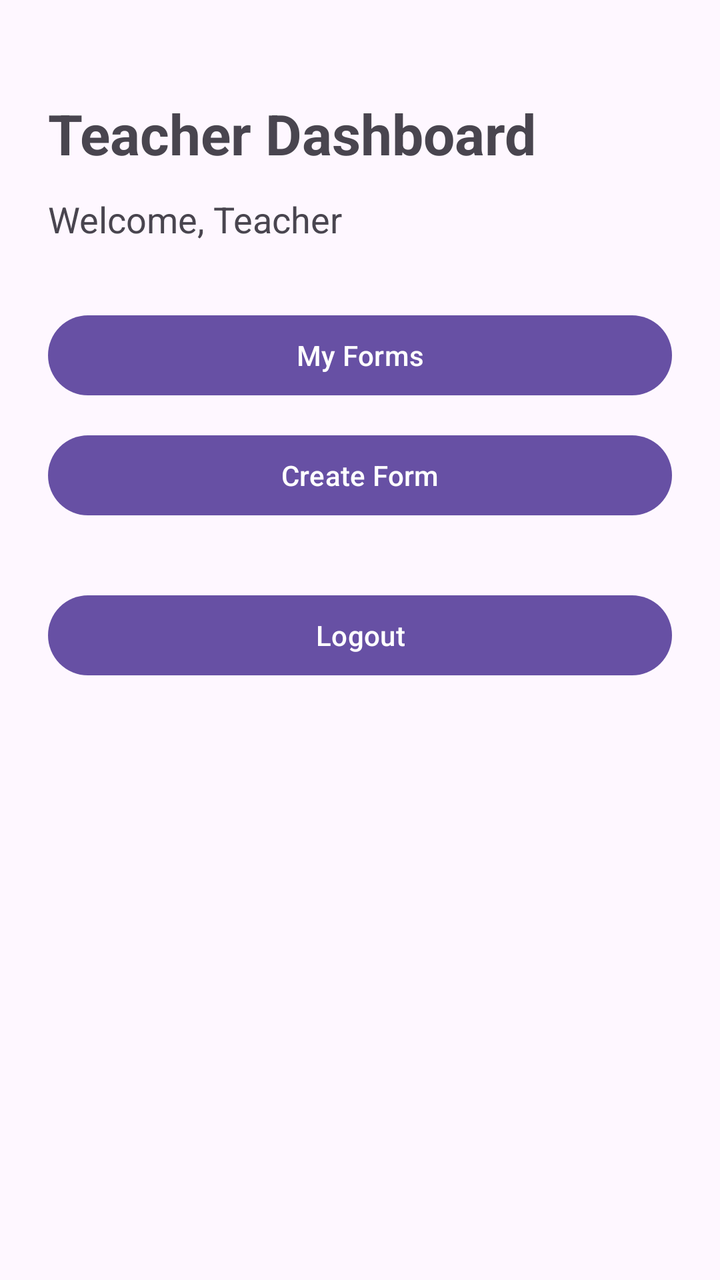
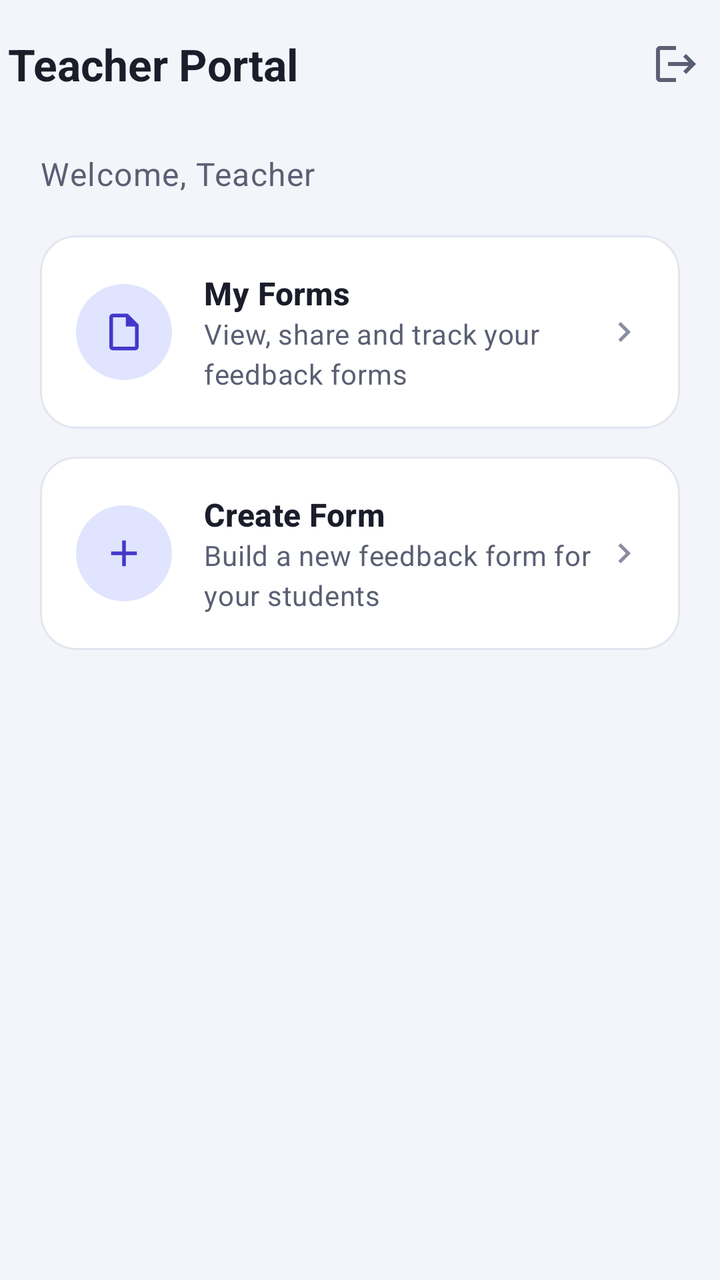

The first picture is an Android layout as it rendered before a commit; the second is the same layout after the commit. The layout source and the unified diff follow.
<!-- AndroidManifest.xml: application theme Theme.FeedbackManagement -->
<!-- res/layout/activity_teacher_dashboard.xml -->
<?xml version="1.0" encoding="utf-8"?>
<LinearLayout xmlns:android="http://schemas.android.com/apk/res/android"
    android:layout_width="match_parent"
    android:layout_height="match_parent"
    android:orientation="vertical"
    android:padding="24dp">

    <TextView
        android:layout_width="wrap_content"
        android:layout_height="wrap_content"
        android:text="Teacher Dashboard"
        android:textSize="28sp"
        android:textStyle="bold"
        android:layout_marginTop="24dp" />

    <TextView
        android:id="@+id/welcomeText"
        android:layout_width="wrap_content"
        android:layout_height="wrap_content"
        android:text="Welcome, Teacher"
        android:textSize="18sp"
        android:layout_marginTop="12dp"
        android:layout_marginBottom="32dp" />

    <Button
        android:id="@+id/myFormsButton"
        android:layout_width="match_parent"
        android:layout_height="wrap_content"
        android:text="My Forms" />

    <Button
        android:id="@+id/createFormButton"
        android:layout_width="match_parent"
        android:layout_height="wrap_content"
        android:text="Create Form"
        android:layout_marginTop="12dp" />

    <Button
        android:id="@+id/logoutButton"
        android:layout_width="match_parent"
        android:layout_height="wrap_content"
        android:text="Logout"
        android:layout_marginTop="32dp" />

</LinearLayout>
<!-- resources referenced by this layout -->
<resources>
  <style name="Base.Theme.FeedbackManagement" parent="Theme.Material3.DayNight.NoActionBar">
          
          
      </style>
  <!-- unchanged entries left out for length: 1 -->
</resources>

<!-- the commit's change to res/layout/activity_teacher_dashboard.xml (unified diff, before → after) -->
@@ -1,45 +1,176 @@
 <?xml version="1.0" encoding="utf-8"?>
 <LinearLayout xmlns:android="http://schemas.android.com/apk/res/android"
+    xmlns:app="http://schemas.android.com/apk/res-auto"
     android:layout_width="match_parent"
     android:layout_height="match_parent"
     android:orientation="vertical"
-    android:padding="24dp">
+    android:background="@color/neutral_background">
 
-    <TextView
-        android:layout_width="wrap_content"
-        android:layout_height="wrap_content"
-        android:text="Teacher Dashboard"
-        android:textSize="28sp"
-        android:textStyle="bold"
-        android:layout_marginTop="24dp" />
+    <com.google.android.material.appbar.MaterialToolbar
+        android:id="@+id/toolbar"
+        android:layout_width="match_parent"
+        android:layout_height="?attr/actionBarSize"
+        app:title="Teacher Portal"
+        app:titleTextAppearance="@style/TextAppearance.Feedback.ToolbarTitle">
 
-    <TextView
-        android:id="@+id/welcomeText"
-        android:layout_width="wrap_content"
-        android:layout_height="wrap_content"
-        android:text="Welcome, Teacher"
-        android:textSize="18sp"
-        android:layout_marginTop="12dp"
-        android:layout_marginBottom="32dp" />
+        <ImageButton
+            android:id="@+id/logoutButton"
+            android:layout_width="44dp"
+            android:layout_height="44dp"
+            android:layout_gravity="end|center_vertical"
+            android:background="?attr/selectableItemBackgroundBorderless"
+            android:src="@drawable/ic_logout"
+            app:tint="@color/text_secondary"
+            android:contentDescription="Logout" />
+    </com.google.android.material.appbar.MaterialToolbar>
 
-    <Button
-        android:id="@+id/myFormsButton"
+    <androidx.core.widget.NestedScrollView
         android:layout_width="match_parent"
-        android:layout_height="wrap_content"
-        android:text="My Forms" />
+        android:layout_height="match_parent">
 
-    <Button
-        android:id="@+id/createFormButton"
-        android:layout_width="match_parent"
-        android:layout_height="wrap_content"
-        android:text="Create Form"
-        android:layout_marginTop="12dp" />
+        <LinearLayout
+            android:layout_width="match_parent"
+            android:layout_height="wrap_content"
+            android:orientation="vertical"
+            android:paddingHorizontal="20dp"
+            android:paddingTop="4dp"
+            android:paddingBottom="24dp">
 
-    <Button
-        android:id="@+id/logoutButton"
-        android:layout_width="match_parent"
-        android:layout_height="wrap_content"
-        android:text="Logout"
-        android:layout_marginTop="32dp" />
+            <TextView
+                android:id="@+id/welcomeText"
+                android:layout_width="match_parent"
+                android:layout_height="wrap_content"
+                android:layout_marginTop="8dp"
+                android:text="Welcome, Teacher"
+                android:textAppearance="@style/TextAppearance.Feedback.Subtitle" />
+
+            <com.google.android.material.card.MaterialCardView
+                android:id="@+id/myFormsButton"
+                android:layout_width="match_parent"
+                android:layout_height="wrap_content"
+                android:layout_marginTop="20dp"
+                android:clickable="true"
+                android:focusable="true"
+                app:cardCornerRadius="18dp"
+                app:cardElevation="0dp"
+                app:strokeColor="@color/neutral_outline"
+                app:strokeWidth="1dp"
+                app:rippleColor="@color/brand_primary_container">
+
+                <LinearLayout
+                    android:layout_width="match_parent"
+                    android:layout_height="wrap_content"
+                    android:orientation="horizontal"
+                    android:gravity="center_vertical"
+                    android:padding="18dp">
+
+                    <FrameLayout
+                        android:layout_width="48dp"
+                        android:layout_height="48dp"
+                        android:background="@drawable/bg_circle_primary_container">
+
+                        <ImageView
+                            android:layout_width="22dp"
+                            android:layout_height="22dp"
+                            android:layout_gravity="center"
+                            android:src="@drawable/ic_description"
+                            app:tint="?attr/colorPrimary"
+                            android:contentDescription="@null" />
+                    </FrameLayout>
+
+                    <LinearLayout
+                        android:layout_width="0dp"
+                        android:layout_height="wrap_content"
+                        android:layout_weight="1"
+                        android:layout_marginStart="16dp"
+                        android:orientation="vertical">
+
+                        <TextView
+                            android:layout_width="match_parent"
+                            android:layout_height="wrap_content"
+                            android:text="My Forms"
+                            android:textAppearance="@style/TextAppearance.Feedback.CardTitle" />
+
+                        <TextView
+                            android:layout_width="match_parent"
+                            android:layout_height="wrap_content"
+                            android:text="View, share and track your feedback forms"
+                            android:textAppearance="@style/TextAppearance.Feedback.Body" />
+                    </LinearLayout>
+
+                    <ImageView
+                        android:layout_width="20dp"
+                        android:layout_height="20dp"
+                        android:src="@drawable/ic_chevron_right"
+                        app:tint="@color/text_tertiary"
+                        android:contentDescription="@null" />
+                </LinearLayout>
+            </com.google.android.material.card.MaterialCardView>
+
+            <com.google.android.material.card.MaterialCardView
+                android:id="@+id/createFormButton"
+                android:layout_width="match_parent"
+                android:layout_height="wrap_content"
+                android:layout_marginTop="14dp"
+                android:clickable="true"
+                android:focusable="true"
+                app:cardCornerRadius="18dp"
+                app:cardElevation="0dp"
+                app:strokeColor="@color/neutral_outline"
+                app:strokeWidth="1dp"
+                app:rippleColor="@color/brand_primary_container">
+
+                <LinearLayout
+                    android:layout_width="match_parent"
+                    android:layout_height="wrap_content"
+                    android:orientation="horizontal"
+                    android:gravity="center_vertical"
+                    android:padding="18dp">
+
+                    <FrameLayout
+                        android:layout_width="48dp"
+                        android:layout_height="48dp"
+                        android:background="@drawable/bg_circle_primary_container">
+
+                        <ImageView
+                            android:layout_width="22dp"
+                            android:layout_height="22dp"
+                            android:layout_gravity="center"
+                            android:src="@drawable/ic_add"
+                            app:tint="?attr/colorPrimary"
+                            android:contentDescription="@null" />
+                    </FrameLayout>
+
+                    <LinearLayout
+                        android:layout_width="0dp"
+                        android:layout_height="wrap_content"
+                        android:layout_weight="1"
+                        android:layout_marginStart="16dp"
+                        android:orientation="vertical">
+
+                        <TextView
+                            android:layout_width="match_parent"
+                            android:layout_height="wrap_content"
+                            android:text="Create Form"
+                            android:textAppearance="@style/TextAppearance.Feedback.CardTitle" />
+
+                        <TextView
+                            android:layout_width="match_parent"
+                            android:layout_height="wrap_content"
+                            android:text="Build a new feedback form for your students"
+                            android:textAppearance="@style/TextAppearance.Feedback.Body" />
+                    </LinearLayout>
+
+                    <ImageView
+                        android:layout_width="20dp"
+                        android:layout_height="20dp"
+                        android:src="@drawable/ic_chevron_right"
+                        app:tint="@color/text_tertiary"
+                        android:contentDescription="@null" />
+                </LinearLayout>
+            </com.google.android.material.card.MaterialCardView>
+
+        </LinearLayout>
+    </androidx.core.widget.NestedScrollView>
 
 </LinearLayout>
<!-- resource entries referenced after the edit -->
@@ -1,9 +1,144 @@
 <!-- resources referenced by this layout -->
 <resources>
+  <color name="brand_primary_container">#E0E4FF</color>
+  <color name="neutral_background">#F4F5FB</color>
+  <color name="neutral_outline">#E2E4F0</color>
+  <color name="text_secondary">#5B5F73</color>
+  <color name="text_tertiary">#8A8DA0</color>
+  <!-- drawable bg_circle_primary_container (drawable) -->
+  <?xml version="1.0" encoding="utf-8"?>
+  <shape xmlns:android="http://schemas.android.com/apk/res/android"
+      android:shape="oval">
+      <solid android:color="?attr/colorPrimaryContainer"/>
+  </shape>
+  <!-- drawable ic_add (drawable) -->
+  <?xml version="1.0" encoding="utf-8"?>
+  <vector xmlns:android="http://schemas.android.com/apk/res/android"
+      android:width="24dp"
+      android:height="24dp"
+      android:viewportWidth="24"
+      android:viewportHeight="24"
+      android:tint="?attr/colorControlNormal">
+      <path
+          android:fillColor="@android:color/white"
+          android:pathData="M19,13h-6v6h-2v-6H5v-2h6V5h2v6h6v2z"/>
+  </vector>
+  <!-- drawable ic_chevron_right (drawable) -->
+  <?xml version="1.0" encoding="utf-8"?>
+  <vector xmlns:android="http://schemas.android.com/apk/res/android"
+      android:width="24dp"
+      android:height="24dp"
+      android:viewportWidth="24"
+      android:viewportHeight="24"
+      android:tint="?attr/colorControlNormal">
+      <path
+          android:fillColor="@android:color/white"
+          android:pathData="M8.59,16.59L13.17,12 8.59,7.41 10,6l6,6 -6,6z"/>
+  </vector>
+  <!-- drawable ic_description (drawable) -->
+  <?xml version="1.0" encoding="utf-8"?>
+  <vector xmlns:android="http://schemas.android.com/apk/res/android"
+      android:width="24dp"
+      android:height="24dp"
+      android:viewportWidth="24"
+      android:viewportHeight="24"
+      android:tint="?attr/colorControlNormal">
+      <path
+          android:fillColor="@android:color/white"
+          android:pathData="M14,2H6C4.9,2 4.01,2.9 4.01,4L4,20c0,1.1 0.89,2 1.99,2H18c1.1,0 2,-0.9 2,-2V8L14,2zM6,20V4h7v5h5v11H6z"/>
+  </vector>
+  <!-- drawable ic_logout (drawable) -->
+  <?xml version="1.0" encoding="utf-8"?>
+  <vector xmlns:android="http://schemas.android.com/apk/res/android"
+      android:width="24dp"
+      android:height="24dp"
+      android:viewportWidth="24"
+      android:viewportHeight="24"
+      android:tint="?attr/colorControlNormal">
+      <path
+          android:fillColor="@android:color/white"
+          android:pathData="M17,7l-1.41,1.41L18.17,11H8v2h10.17l-2.58,2.58L17,17l5,-5l-5,-5zM4,5h8V3H4c-1.1,0 -2,0.9 -2,2v14c0,1.1 0.9,2 2,2h8v-2H4V5z"/>
+  </vector>
+  <style name="TextAppearance.Feedback.Body" parent="TextAppearance.Material3.BodyMedium">
+          <item name="android:textColor">@color/text_secondary</item>
+      </style>
+  <style name="TextAppearance.Feedback.CardTitle" parent="TextAppearance.Material3.TitleMedium">
+          <item name="android:textColor">@color/text_primary</item>
+          <item name="android:textStyle">bold</item>
+      </style>
+  <style name="TextAppearance.Feedback.Subtitle" parent="TextAppearance.Material3.BodyLarge">
+          <item name="android:textColor">@color/text_secondary</item>
+      </style>
+  <style name="TextAppearance.Feedback.ToolbarTitle" parent="TextAppearance.Material3.TitleLarge">
+          <item name="android:textColor">@color/text_primary</item>
+          <item name="android:textStyle">bold</item>
+      </style>
+  <color name="text_primary">#1B1D2A</color>
   <style name="Base.Theme.FeedbackManagement" parent="Theme.Material3.DayNight.NoActionBar">
-          
-          
+          <item name="colorPrimary">@color/brand_primary</item>
+          <item name="colorOnPrimary">@color/text_on_primary</item>
+          <item name="colorPrimaryContainer">@color/brand_primary_container</item>
+          <item name="colorOnPrimaryContainer">@color/brand_on_primary_container</item>
+  
+          <item name="colorSecondary">@color/brand_accent</item>
+          <item name="colorOnSecondary">@color/text_on_primary</item>
+  
+          <item name="colorError">@color/semantic_error</item>
+  
+          <item name="android:colorBackground">@color/neutral_background</item>
+          <item name="colorSurface">@color/neutral_surface</item>
+          <item name="colorOnSurface">@color/text_primary</item>
+          <item name="colorOnSurfaceVariant">@color/text_secondary</item>
+          <item name="colorOutline">@color/neutral_outline</item>
+          <item name="colorOutlineVariant">@color/neutral_outline</item>
+          <item name="colorSurfaceVariant">@color/neutral_surface_alt</item>
+  
+          <item name="android:statusBarColor">@color/neutral_background</item>
+          <item name="android:windowLightStatusBar">true</item>
+          <item name="android:navigationBarColor">@color/neutral_background</item>
+  
+          <item name="materialCardViewStyle">@style/Widget.Feedback.CardView</item>
+          <item name="materialButtonStyle">@style/Widget.Feedback.Button</item>
+          <item name="toolbarStyle">@style/Widget.Feedback.Toolbar</item>
+          <item name="textInputStyle">@style/Widget.Feedback.TextInputLayout</item>
       </style>
+  <color name="brand_primary">#4338CA</color>
+  <color name="text_on_primary">#FFFFFFFF</color>
+  <color name="brand_on_primary_container">#1E1B4B</color>
+  <color name="brand_accent">#7C3AED</color>
+  <color name="semantic_error">#B91C1C</color>
+  <color name="neutral_surface">#FFFFFFFF</color>
+  <color name="neutral_surface_alt">#F0F1F8</color>
+  <style name="Widget.Feedback.CardView" parent="Widget.Material3.CardView.Elevated">
+          <item name="cardCornerRadius">@dimen/card_corner_radius</item>
+          <item name="cardElevation">@dimen/card_elevation</item>
+          <item name="strokeColor">@color/neutral_outline</item>
+          <item name="strokeWidth">1dp</item>
+          <item name="cardBackgroundColor">@color/neutral_surface</item>
+      </style>
+  <style name="Widget.Feedback.Button" parent="Widget.Material3.Button">
+          <item name="cornerRadius">12dp</item>
+          <item name="android:minHeight">48dp</item>
+          <item name="android:paddingStart">20dp</item>
+          <item name="android:paddingEnd">20dp</item>
+          <item name="android:textAllCaps">false</item>
+          <item name="android:textSize">15sp</item>
+      </style>
+  <style name="Widget.Feedback.Toolbar" parent="Widget.Material3.Toolbar">
+          <item name="titleTextAppearance">@style/TextAppearance.Feedback.ToolbarTitle</item>
+          <item name="android:background">@color/neutral_background</item>
+          <item name="contentInsetStart">4dp</item>
+      </style>
+  <style name="Widget.Feedback.TextInputLayout" parent="Widget.Material3.TextInputLayout.OutlinedBox">
+          <item name="boxCornerRadiusTopStart">12dp</item>
+          <item name="boxCornerRadiusTopEnd">12dp</item>
+          <item name="boxCornerRadiusBottomStart">12dp</item>
+          <item name="boxCornerRadiusBottomEnd">12dp</item>
+          <item name="boxStrokeColor">@color/brand_primary</item>
+          <item name="hintTextColor">@color/brand_primary</item>
+      </style>
+  <dimen name="card_corner_radius">16dp</dimen>
+  <dimen name="card_elevation">1dp</dimen>
   <!-- unchanged entries left out for length: 1 -->
 </resources>
 
